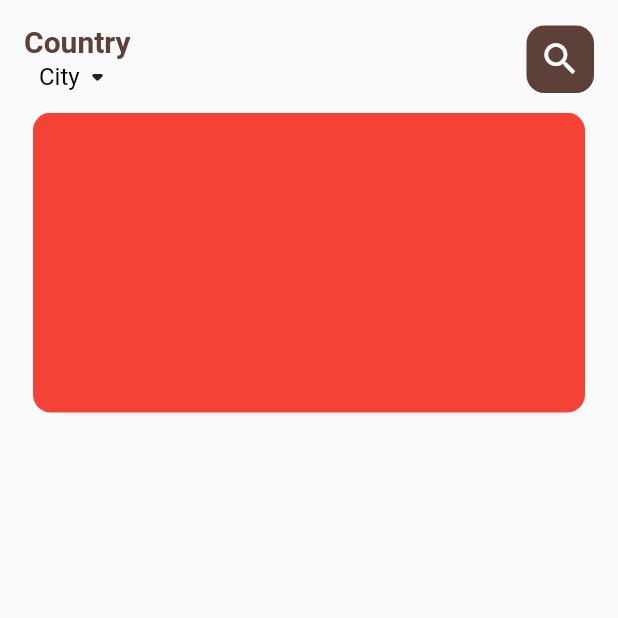
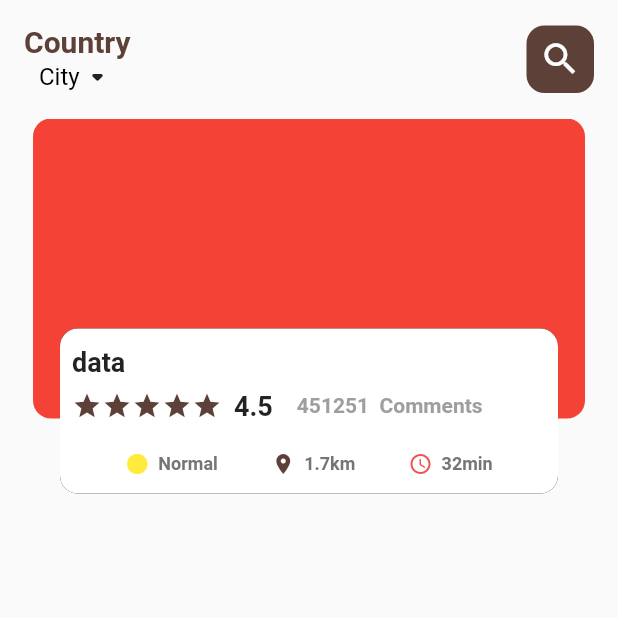
Before and after one commit to mobileapp-harsh/e_commerce_project, a Flutter app: the screen it shows after launch, on a phone screen of 412 x 824 dp, the top half of it. Run offline on Flutter 3.47's test engine with Material 2 defaults, Android fonts, the light colour scheme and no system bars; our stand-ins replace get.

Commit message:
food slider commit by harsh chudasma 19-04-2022

```diff
--- a/lib/modules/home_page/screen/home_screen.dart
+++ b/lib/modules/home_page/screen/home_screen.dart
@@ -72,9 +72,12 @@ class _HomeScreenState extends State<HomeScreen> {
                 ),
               ),
               const SizedBox(
-                height: 12.0,
+                height: 16.0,
               ),
               const FoodSliderWidget(),
+              const SizedBox(
+                height: 16.0,
+              ),
             ],
           ),
         ),
--- a/lib/modules/home_page/widget/food_slider_widget.dart
+++ b/lib/modules/home_page/widget/food_slider_widget.dart
@@ -1,4 +1,7 @@
+import 'package:e_commerce_project/constants/preference_constants.dart';
+import 'package:e_commerce_project/constants/size_constants.dart';
 import 'package:flutter/material.dart';
+import 'package:get/get.dart';
 
 class FoodSliderWidget extends StatefulWidget {
   const FoodSliderWidget({Key? key}) : super(key: key);
@@ -8,12 +11,27 @@ class FoodSliderWidget extends StatefulWidget {
 }
 
 class _FoodSliderWidgetState extends State<FoodSliderWidget> {
+  final PageController _sliderPageController =
+      PageController(viewportFraction: 1.0);
+  late RxDouble currentPagePosition = 0.0.obs;
+
+  @override
+  void initState() {
+    super.initState();
+    _sliderPageController.addListener(
+      () {
+        currentPagePosition.value = _sliderPageController.page!;
+      },
+    );
+  }
+
   @override
   Widget build(BuildContext context) {
     return SizedBox(
-      height: 200.0,
-
+      height: 250.0,
       child: PageView.builder(
+        physics: const BouncingScrollPhysics(),
+        controller: _sliderPageController,
         itemCount: 5,
         itemBuilder: (context, index) {
           return _buildPageItemWidget(index: index);
@@ -22,16 +40,144 @@ class _FoodSliderWidgetState extends State<FoodSliderWidget> {
     );
   }
 
-  Widget _buildPageItemWidget({required int index}){
-    return Container(
-      height: 100.0,
+  Widget _buildPageItemWidget({required int index}) {
+    return Stack(
+      children: [
+        Container(
+          height: 200.0,
           margin: const EdgeInsets.symmetric(horizontal: 6.0),
           decoration: BoxDecoration(
             borderRadius: BorderRadius.circular(12.0),
             color: Colors.red,
             // image: pending to put the image in the container
           ),
+        ),
+        Align(
+          alignment: Alignment.bottomCenter,
+          child: IntrinsicHeight(
+            child: Container(
+              padding:
+                  const EdgeInsets.symmetric(horizontal: 8.0, vertical: 12.0),
+              margin: const EdgeInsets.symmetric(horizontal: 24.0),
+              decoration: BoxDecoration(
+                  borderRadius: BorderRadius.circular(12.0),
+                  color: Colors.white,
+                  boxShadow: const [
+                    BoxShadow(
+                      color: Colors.black,
+                    )
+                  ]
+                  // image: pending to put the image in the container
+                  ),
+              child: Column(
+                crossAxisAlignment: CrossAxisAlignment.start,
+                mainAxisSize: MainAxisSize.min,
+                children: [
+                  const Text(
+                    "data",
+                    style: TextStyle(
+                      fontSize: CommonsizeConstants.FONT_SIZE_18,
+                      fontWeight: FontWeight.bold,
+                    ),
+                  ),
+                  const SizedBox(
+                    height: 8.0,
+                  ),
+                  Row(
+                    children: [
+                      Wrap(
+                        children: List.generate(
+                          5,
+                          (index) => const Icon(
+                            Icons.star,
+                            color: ColorCommonConstants.brownColor,
+                            size: 20.0,
+                          ),
+                        ),
+                      ),
+                      const SizedBox(
+                        width: 8.0,
+                      ),
+                      const Text(
+                        "4.5",
+                        style: TextStyle(
+                            fontSize: 18.0, fontWeight: FontWeight.bold),
+                      ),
+                      const SizedBox(
+                        width: 16.0,
+                      ),
+                      const Expanded(
+                        child: Text(
+                          "451251 \tComments",
+                          style: TextStyle(
+                            fontSize: 14.0,
+                            color: Colors.grey,
+                            fontWeight: FontWeight.bold,
+                          ),
+                        ),
+                      ),
+                    ],
+                  ),
+                  const SizedBox(
+                    height: 20.0,
+                  ),
+                  Row(
+                    mainAxisAlignment: MainAxisAlignment.spaceEvenly,
+                    children: [
+                      _iconandTextWidget(
+                        icon: Icons.circle_sharp,
+                        text: "Normal",
+                        color: Colors.grey.shade600,
+                        iconColor: Colors.yellow,
+                      ),
+                      _iconandTextWidget(
+                        icon: Icons.location_on,
+                        text: "1.7km",
+                        color: Colors.grey.shade600,
+                        iconColor: ColorCommonConstants.brownColor,
+                      ),
+                      _iconandTextWidget(
+                        icon: Icons.access_time_rounded,
+                        text: "32min",
+                        color: Colors.grey.shade600,
+                        iconColor: Colors.red.shade400,
+                      ),
+                    ],
+                  )
+                ],
+              ),
+            ),
+          ),
+        ),
+      ],
     );
   }
 
+  Widget _iconandTextWidget(
+      {required IconData icon,
+      required String text,
+      required Color color,
+      required Color iconColor}) {
+    return Row(
+      crossAxisAlignment: CrossAxisAlignment.center,
+      children: [
+        Icon(
+          icon,
+          color: iconColor,
+          size: 16.0,
+        ),
+        const SizedBox(
+          width: 6.0,
+        ),
+        Text(
+          text,
+          style: TextStyle(
+            color: color,
+            fontSize: 12.0,
+            fontWeight: FontWeight.bold,
+          ),
+        )
+      ],
+    );
   }
+}
```
Lines whose indentation alone changed are shown as unchanged.
